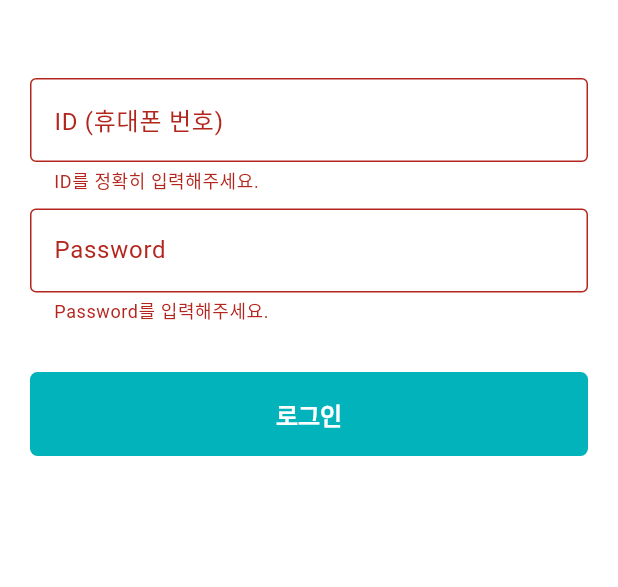
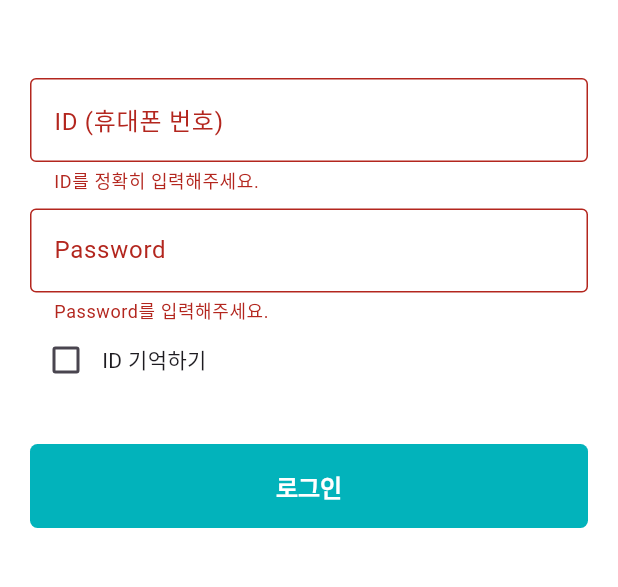
Before and after one commit to ggomdong/uni_work, a Flutter app: the screen it shows after launch, after a tap on "로그인", on a phone screen of 412 x 824 dp, the part 279-866 px from its top. Run offline on Flutter 3.47's test engine with Material 3 defaults, Android fonts, the phone set to English and light mode, and no system bars; our stand-ins replace device_info_plus, dio, flutter_dotenv, flutter_riverpod, flutter_secure_storage, font_awesome_flutter and 2 more.

Commit message:
사용자 기기 정보 저장/체크, 개발/운영 환경 전환 세팅, ID 기억 기능 개발

```diff
--- a/lib/main.dart
+++ b/lib/main.dart
@@ -1,5 +1,6 @@
 import 'package:flutter/material.dart';
 import 'package:flutter/services.dart';
+import 'package:flutter_dotenv/flutter_dotenv.dart';
 import 'package:flutter_riverpod/flutter_riverpod.dart';
 import 'package:shared_preferences/shared_preferences.dart';
 import '../repos/authentication_repo.dart';
@@ -10,6 +11,8 @@ import '../view_models/settings_view_model.dart';
 
 void main() async {
   WidgetsFlutterBinding.ensureInitialized();
+
+  await dotenv.load();
 
   await SystemChrome.setPreferredOrientations([DeviceOrientation.portraitUp]);
 
--- a/lib/utils.dart
+++ b/lib/utils.dart
@@ -4,8 +4,8 @@ import '../view_models/settings_view_model.dart';
 
 bool isDarkMode(WidgetRef ref) => ref.watch(settingsProvider).darkMode;
 
+// 텍스트 편집 업데이트를 처리하기 위해 formatEditUpdate 메서드를 재정의
 class PhoneInputFormatter extends TextInputFormatter {
-  // 텍스트 편집 업데이트를 처리하기 위해 formatEditUpdate 메서드를 재정의
   @override
   TextEditingValue formatEditUpdate(
     TextEditingValue oldValue,
@@ -25,3 +25,19 @@ class PhoneInputFormatter extends TextInputFormatter {
     );
   }
 }
+
+// initialUsername 을 가져올때 포맷팅하는 유틸함수
+String? formatInitialPhone(String? fullPhone) {
+  if (fullPhone == null) return null;
+  final digits = fullPhone.replaceAll(RegExp(r'\D'), '');
+  if (digits.length == 11 && digits.startsWith('010')) {
+    final body = digits.substring(3); // '12345678'
+    return PhoneInputFormatter()
+        .formatEditUpdate(
+          const TextEditingValue(text: ''),
+          TextEditingValue(text: body),
+        )
+        .text;
+  }
+  return null;
+}
--- a/lib/views/login_screen.dart
+++ b/lib/views/login_screen.dart
@@ -3,6 +3,7 @@ import 'package:flutter/services.dart';
 import 'package:flutter_riverpod/flutter_riverpod.dart';
 import 'package:font_awesome_flutter/font_awesome_flutter.dart';
 import 'package:go_router/go_router.dart';
+import '../repos/authentication_repo.dart';
 import '../views/widgets/snackbar.dart';
 import '../router.dart';
 import '../view_models/login_view_model.dart';
@@ -22,7 +23,28 @@ class LoginScreen extends ConsumerStatefulWidget {
 class _LoginScreenState extends ConsumerState<LoginScreen> {
   final GlobalKey<FormState> _formKey = GlobalKey<FormState>();
   bool _obscureText = true;
+  // username: 휴대폰 번호 ('01012345678' 형식)
   Map<String, String> formData = {};
+  bool _rememberUsername = false;
+  String? _initialUsername;
+
+  @override
+  void initState() {
+    super.initState();
+
+    _loadSavedId();
+  }
+
+  Future<void> _loadSavedId() async {
+    final prefs = ref.read(sharedPreferencesProvider);
+    final savedUsername = prefs.getString('saved_username');
+    if (savedUsername != null && mounted) {
+      setState(() {
+        _initialUsername = savedUsername;
+        _rememberUsername = true;
+      });
+    }
+  }
 
   // Keyboard 외의 영역 클릭시 Keyboard가 사라지도록 처리
   void _onScaffoldTap() {
@@ -36,8 +58,15 @@ class _LoginScreenState extends ConsumerState<LoginScreen> {
   }
 
   void _onSubmitForm() async {
-    if (_formKey.currentState != null && _formKey.currentState!.validate()) {
+    if (_formKey.currentState?.validate() ?? false) {
       _formKey.currentState!.save();
+
+      final prefs = ref.read(sharedPreferencesProvider);
+      if (_rememberUsername) {
+        await prefs.setString('saved_username', formData['username']!);
+      } else {
+        await prefs.remove('saved_username');
+      }
 
       final success = await ref
           .read(loginProvider.notifier)
@@ -46,8 +75,14 @@ class _LoginScreenState extends ConsumerState<LoginScreen> {
       if (mounted) {
         if (success) {
           context.go(RouteURL.home);
+          showSnackBar(context, '로그인 되었습니다.', Colors.blue);
         } else {
-          showSnackBar(context, '아이디 또는 비밀번호가 일치하지 않습니다.', Colors.red);
+          final error = ref.read(loginProvider).error;
+          showSnackBar(
+            context,
+            error is String ? error : '알 수 없는 오류가 발생했습니다.',
+            Colors.red,
+          );
         }
       }
     }
@@ -55,6 +90,14 @@ class _LoginScreenState extends ConsumerState<LoginScreen> {
 
   @override
   Widget build(BuildContext context) {
+    // 폰 크기에 따른 Gap 사이즈 반응형 처리
+    final screenHeight = MediaQuery.of(context).size.height;
+    final isSmallScreen = screenHeight < 650;
+
+    final topGap = isSmallScreen ? Gaps.v48 : Gaps.v96;
+    final logoGap = isSmallScreen ? Gaps.v24 : Gaps.v52;
+    final bottomGap = isSmallScreen ? Gaps.v24 : Gaps.v32;
+
     return GestureDetector(
       onTap: _onScaffoldTap,
       child: Scaffold(
@@ -63,10 +106,11 @@ class _LoginScreenState extends ConsumerState<LoginScreen> {
           padding: const EdgeInsets.all(Sizes.size20),
           child: Form(
             key: _formKey,
+            child: SingleChildScrollView(
               child: Column(
                 crossAxisAlignment: CrossAxisAlignment.center,
                 children: [
-                Gaps.v96,
+                  topGap,
                   Center(
                     child: Image.asset(
                       logo,
@@ -75,8 +119,9 @@ class _LoginScreenState extends ConsumerState<LoginScreen> {
                       alignment: Alignment.center,
                     ),
                   ),
-                Gaps.v52,
+                  logoGap,
                   TextFormField(
+                    initialValue: formatInitialPhone(_initialUsername),
                     keyboardType: TextInputType.number,
                     inputFormatters: [
                       FilteringTextInputFormatter.digitsOnly,
@@ -109,7 +154,8 @@ class _LoginScreenState extends ConsumerState<LoginScreen> {
                     onSaved: (value) {
                       if (value != null) {
                         // '010' 추가 및 하이픈 제거
-                      formData['username'] = '010${value.replaceAll('-', '')}';
+                        formData['username'] =
+                            '010${value.replaceAll('-', '')}';
                       }
                     },
                   ),
@@ -153,7 +199,29 @@ class _LoginScreenState extends ConsumerState<LoginScreen> {
                       }
                     },
                   ),
-                Gaps.v32,
+                  Row(
+                    children: [
+                      Checkbox(
+                        value: _rememberUsername,
+                        onChanged: (value) {
+                          setState(() {
+                            _rememberUsername = value ?? false;
+                          });
+                        },
+                        checkColor: Colors.white,
+                        fillColor: WidgetStateProperty.resolveWith<Color>((
+                          states,
+                        ) {
+                          if (states.contains(WidgetState.selected)) {
+                            return Theme.of(context).primaryColor; // 체크된 경우
+                          }
+                          return Colors.white; // 미선택 시 회색
+                        }),
+                      ),
+                      const Text('ID 기억하기'),
+                    ],
+                  ),
+                  bottomGap,
                   FormButton(
                     disabled: ref.watch(loginProvider).isLoading,
                     text: "로그인",
@@ -164,6 +232,7 @@ class _LoginScreenState extends ConsumerState<LoginScreen> {
             ),
           ),
         ),
+      ),
     );
   }
 }
--- a/lib/views/main_navigation_screen.dart
+++ b/lib/views/main_navigation_screen.dart
@@ -73,7 +73,7 @@ class _MainNavigationScreenState extends ConsumerState<MainNavigationScreen> {
             left: Sizes.size12,
             right: Sizes.size12,
             top: Sizes.size24,
-            bottom: Sizes.size52,
+            bottom: Sizes.size20,
           ),
           child: Row(
             mainAxisAlignment: MainAxisAlignment.spaceBetween,
--- a/lib/views/widgets/snackbar.dart
+++ b/lib/views/widgets/snackbar.dart
@@ -8,6 +8,7 @@ void showSnackBar(BuildContext context, String message, Color color) {
       content: Text(message, textAlign: TextAlign.center),
       backgroundColor: color,
       behavior: SnackBarBehavior.floating,
+      duration: Duration(milliseconds: 1500),
     ),
   );
 }
--- a/pubspec.yaml
+++ b/pubspec.yaml
@@ -45,6 +45,8 @@ dependencies:
   flutter_beacon:
     path: local_packages/flutter_beacon
   logger: ^2.5.0
+  device_info_plus: ^11.4.0
+  flutter_dotenv: ^5.2.1
 
 dev_dependencies:
   flutter_test:
@@ -70,6 +72,7 @@ flutter:
   # To add assets to your application, add an assets section, like this:
   assets:
     - assets/images/logo_transparent.png
+    - .env
   #   - images/a_dot_ham.jpeg
 
   # An image asset can refer to one or more resolution-specific "variants", see
```
Also changed, not shown: lib/repos/authentication_repo.dart (+33 -6 lines), 2 other files. Lines whose indentation alone changed are shown as unchanged.
